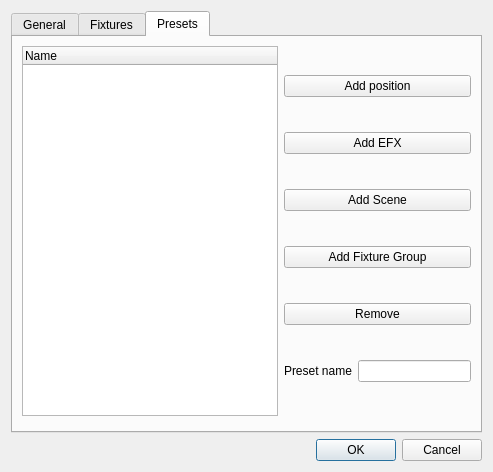
Before: the Qt Designer form ui/src/virtualconsole/vcxypadproperties.ui in mcallegari/qlcplus, drawn with Qt 5.
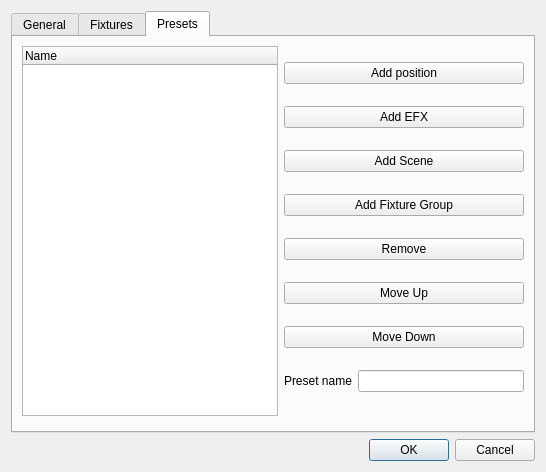
After: the same form once the commit is applied. The open tabs and pages were chosen to show the change. Icons and pictures are not drawn.

Commit message: add vcxypad move up & down buttons to manual sort presets order

Patch:
```diff
--- a/ui/src/virtualconsole/vcxypadproperties.ui
+++ b/ui/src/virtualconsole/vcxypadproperties.ui
@@ -6,7 +6,7 @@
    <rect>
     <x>0</x>
     <y>0</y>
-    <width>493</width>
+    <width>546</width>
     <height>472</height>
    </rect>
   </property>
@@ -363,6 +363,28 @@
              </property>
             </widget>
            </item>
+           <item>
+            <widget class="QPushButton" name="m_moveUpPresetButton">
+             <property name="text">
+              <string>Move Up</string>
+             </property>
+             <property name="icon">
+              <iconset resource="../qlcui.qrc">
+               <normaloff>:/up.png</normaloff>:/up.png</iconset>
+             </property>
+            </widget>
+           </item>
+           <item>
+            <widget class="QPushButton" name="m_moveDownPresetButton">
+             <property name="text">
+              <string>Move Down</string>
+             </property>
+             <property name="icon">
+              <iconset resource="../qlcui.qrc">
+               <normaloff>:/down.png</normaloff>:/down.png</iconset>
+             </property>
+            </widget>
+           </item>
            <item>
             <layout class="QHBoxLayout" name="horizontalLayout_2">
              <item>
```
Left out of the diff: 2 changed lines with no effect on the pictures. The commit also changes 2 other files.
